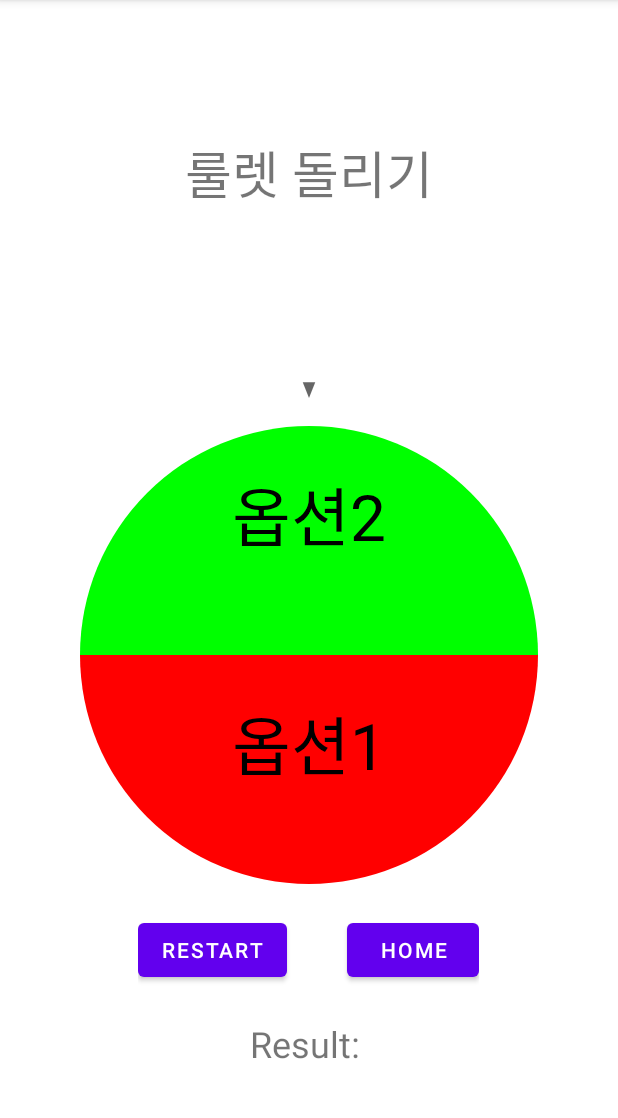
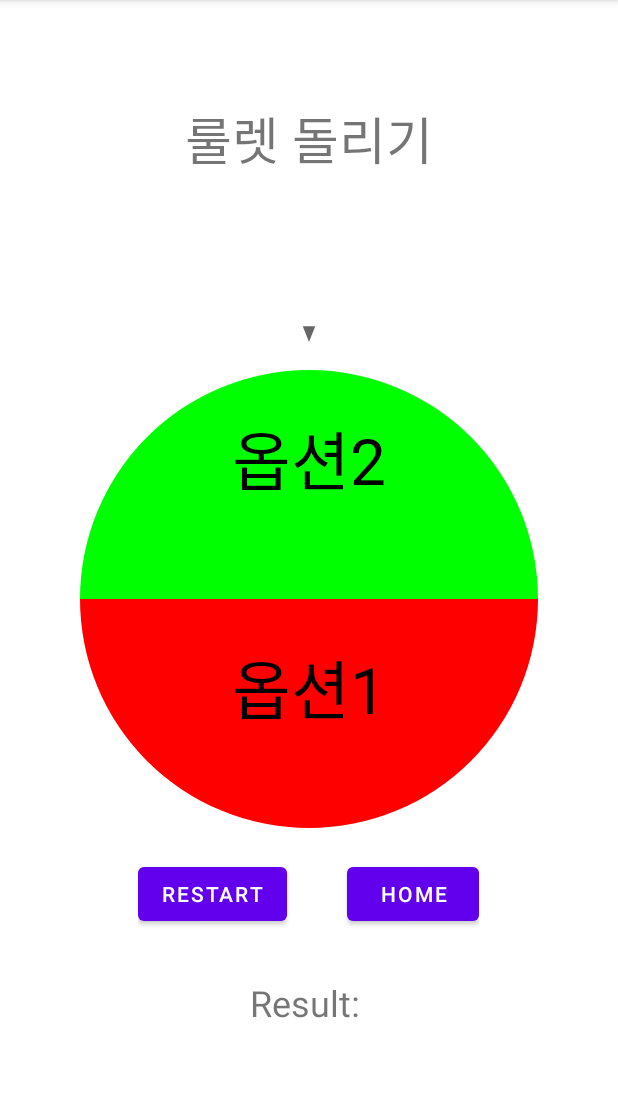
Before and after one commit to choihj00/ThreeGames, an Android app: the RouletteActivity screen opened directly, with no data from a screen before it, after a tap on "PLAY", on a phone screen of 412 x 824 dp, the part 84-1202 px from its top. Run offline under Robolectric (Android 15) with nearby library versions, the phone set to English and light mode, and no system bars.

Commit message:
[박소영/UPDATE] 룰렛 게임 디자인, 기능 보완

```diff
--- a/app/src/main/java/com/example/threegames/CircleManager.java
+++ b/app/src/main/java/com/example/threegames/CircleManager.java
@@ -6,6 +6,8 @@ import android.graphics.Color;
 import android.graphics.Paint;
 import android.graphics.Rect;
 import android.graphics.RectF;
+import android.text.Editable;
+import android.text.TextWatcher;
 import android.view.View;
 import android.view.ViewGroup;
 import android.widget.EditText;
@@ -20,6 +22,7 @@ public class CircleManager extends View {
     private int num;
     private Context cContext;
     private String className;
+    private ArrayList<String> options = null;
 
     public CircleManager(Context context, int num, String className) {
         super(context);
@@ -37,14 +40,13 @@ public class CircleManager extends View {
     protected void onDraw(Canvas canvas) {
         super.onDraw(canvas);
         RelativeLayout layoutRoulette = null;
-        ArrayList<String> STRINGS = null;
         if(className.equals("Roulette")){
             layoutRoulette = ((RouletteActivity)RouletteActivity.rContext).layoutRoulette;
-            STRINGS = ((RouletteActivity)RouletteActivity.rContext).STRINGS;
+            options = ((RouletteActivity)RouletteActivity.rContext).STRINGS;
         }
         else if(className.equals("RoulettePlay")){
             layoutRoulette = ((RoulettePlayActivity)RoulettePlayActivity.mContext).layoutRoulette;
-            STRINGS = ((RoulettePlayActivity)RoulettePlayActivity.mContext).STRINGS;
+            options = ((RoulettePlayActivity)RoulettePlayActivity.mContext).STRINGS;
         }
 
         int width = layoutRoulette.getWidth();
@@ -86,7 +88,7 @@ public class CircleManager extends View {
                         ViewGroup.LayoutParams.WRAP_CONTENT,
                         ViewGroup.LayoutParams.WRAP_CONTENT);
                 et.setLayoutParams(lp);
-                et.setText(STRINGS.get(i));
+                et.setText(options.get(i));
                 et.setId(i);
                 float x = textX+lp.width*30;
                 float y = textY+lp.height*25;
--- a/app/src/main/java/com/example/threegames/RouletteActivity.java
+++ b/app/src/main/java/com/example/threegames/RouletteActivity.java
@@ -7,6 +7,7 @@ import android.content.Intent;
 import android.os.Bundle;
 import android.view.View;
 import android.widget.Button;
+import android.widget.EditText;
 import android.widget.LinearLayout;
 import android.widget.RelativeLayout;
 import android.widget.TextView;
@@ -60,12 +61,16 @@ public class RouletteActivity extends AppCompatActivity {
     }
 
     public void increaseCount(View v){
+        EditText option;
         if(count == 6){
             Toast.makeText(getApplicationContext(), "최대 6명까지 할 수 있습니다.", Toast.LENGTH_SHORT).show();
             return;
         }
-        for(int i =0;i<count;i++)
+        for(int i =0;i<count;i++) {
+            option = (EditText) findViewById(i);
+            STRINGS.set(i, option.getText().toString());
             layoutRoulette.removeView(findViewById(i));
+        }
         count++;
         this.rouletteCount.setText(count+"칸");
         STRINGS = setOption(count);
@@ -73,12 +78,16 @@ public class RouletteActivity extends AppCompatActivity {
     }
 
     public void decreaseCount(View v){
+        EditText option;
         if(count == 2){
             Toast.makeText(getApplicationContext(), "최소 2명까지 할 수 있습니다.", Toast.LENGTH_SHORT).show();
             return;
         }
-        for(int i =0;i<count;i++)
+        for(int i =0;i<count;i++) {
+            option = (EditText) findViewById(i);
+            STRINGS.set(i, option.getText().toString());
             layoutRoulette.removeView(findViewById(i));
+        }
         count--;
         this.rouletteCount.setText(count+"칸");
         STRINGS = setOption(count);
@@ -86,6 +95,11 @@ public class RouletteActivity extends AppCompatActivity {
     }
 
     public void playRoulette(View v){
+        EditText option;
+        for(int i =0;i<count;i++){
+            option = (EditText) findViewById(i);
+            STRINGS.set(i, option.getText().toString());
+        }
         Intent intent = new Intent(getApplicationContext(), RoulettePlayActivity.class);
         intent.putExtra("playCnt", count);
         intent.putStringArrayListExtra("optionList", STRINGS);
--- a/app/src/main/res/layout/activity_roulette.xml
+++ b/app/src/main/res/layout/activity_roulette.xml
@@ -16,7 +16,7 @@
         app:layout_constraintEnd_toEndOf="parent"
         app:layout_constraintStart_toStartOf="parent"
         app:layout_constraintTop_toTopOf="parent"
-        app:layout_constraintVertical_bias="0.217" />
+        app:layout_constraintVertical_bias="0.18" />
 
     <Button
         android:id="@+id/decreaseButton"
@@ -49,7 +49,7 @@
         app:layout_constraintHorizontal_bias="0.0"
         app:layout_constraintStart_toStartOf="parent"
         app:layout_constraintTop_toBottomOf="@+id/textView5"
-        app:layout_constraintVertical_bias="0.456">
+        app:layout_constraintVertical_bias="0.348">
 
         <ImageView
             android:id="@+id/arrow2"
@@ -90,6 +90,6 @@
         app:layout_constraintEnd_toEndOf="parent"
         app:layout_constraintStart_toStartOf="parent"
         app:layout_constraintTop_toTopOf="parent"
-        app:layout_constraintVertical_bias="0.125" />
+        app:layout_constraintVertical_bias="0.093" />
 
 </androidx.constraintlayout.widget.ConstraintLayout>
--- a/app/src/main/res/layout/activity_roulette_play.xml
+++ b/app/src/main/res/layout/activity_roulette_play.xml
@@ -16,7 +16,7 @@
         app:layout_constraintEnd_toEndOf="parent"
         app:layout_constraintStart_toStartOf="parent"
         app:layout_constraintTop_toTopOf="parent"
-        app:layout_constraintVertical_bias="0.125" />
+        app:layout_constraintVertical_bias="0.093" />
 
     <LinearLayout
         android:id="@+id/linearLayout"
@@ -27,7 +27,7 @@
         app:layout_constraintEnd_toEndOf="parent"
         app:layout_constraintStart_toStartOf="parent"
         app:layout_constraintTop_toBottomOf="@+id/textView3"
-        app:layout_constraintVertical_bias="0.456">
+        app:layout_constraintVertical_bias="0.348">
 
         <ImageView
             android:id="@+id/arrow2"
```
